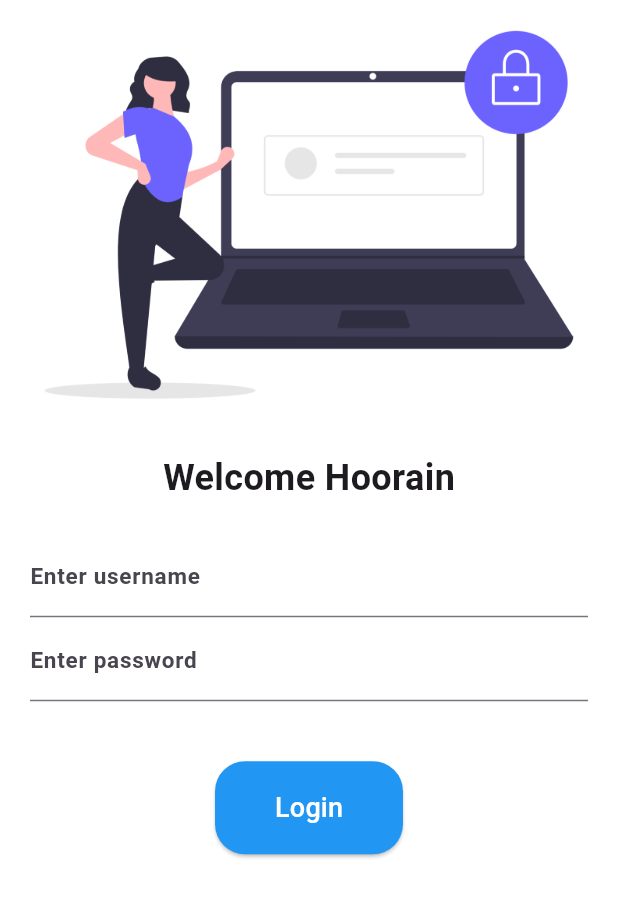
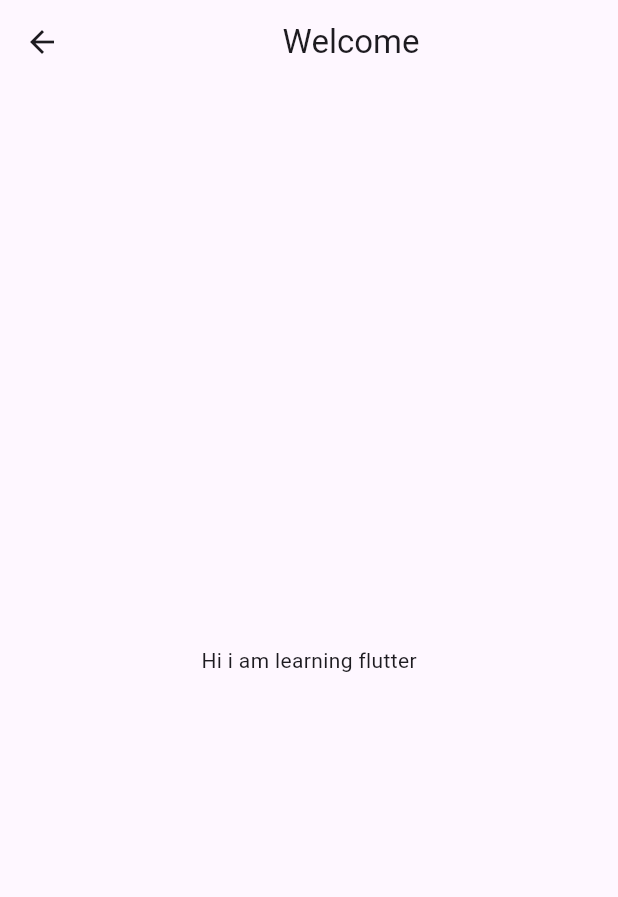
Before and after one commit to waqar-ahmeddev/flutter_simple_ui_practice, a Flutter app: the screen it shows after launch, after a tap on "Login", on a phone screen of 412 x 824 dp. Shown: the top 897 px of the screen. Run offline on Flutter 3.47's test engine with Material 3 defaults, Android fonts, the phone set to English and light mode, and no system bars.

Commit message:
feat: implement scrollable login screen with navigation to next screen
- Added SingleChildScrollView to make login form scrollable
- Created SplashScreen with username/password fields
- Added navigation to Screen on login button press
- Enabled native back button behavior to return to login screen
- Simple Home/Screen page with welcome text

```diff
--- /dev/null
+++ b/lib/screen.dart
@@ -0,0 +1,22 @@
+import'package:flutter/material.dart';
+class Screen extends StatefulWidget {
+  const Screen({super.key});
+
+  @override
+  State<Screen> createState() => _ScreenState();
+}
+class _ScreenState extends State<Screen> {
+  @override
+  Widget build(BuildContext context) {
+    return Scaffold(
+          appBar: AppBar(title: Center(child: Text('Welcome')),),
+          body: Column(
+            mainAxisAlignment: MainAxisAlignment.center,
+            crossAxisAlignment: CrossAxisAlignment.center,
+            children: [
+              Center(child: Text('Hi i am learning flutter')),
+            ],
+          ),
+    );
+  }
+}
--- a/lib/splash_screen.dart
+++ b/lib/splash_screen.dart
@@ -1,4 +1,5 @@
 import'package:flutter/material.dart';
+import 'screen.dart';
 class SplashScreen extends StatefulWidget {
    const SplashScreen({super.key});
 
@@ -39,23 +40,12 @@ class _SplashScreenState extends State<SplashScreen> {
             ),
           ),
           SizedBox(height: 20),
-        ElevatedButton(
-  onPressed: () {
-    print('Hello world');
-  },
-  style: ElevatedButton.styleFrom(
-    padding: EdgeInsets.symmetric(
-      horizontal: 40, // width control
-      vertical: 18,),   // height control
-    backgroundColor: Colors.blue, // button ka color
-    foregroundColor: Colors.white, // text ka color
-     shape: RoundedRectangleBorder(
-    borderRadius: BorderRadius.circular(20), // rounded corners
-  ),
-  ),
-  child: Text('Login', style: TextStyle(fontSize: 18),),
-)
-
+  ElevatedButton(
+    onPressed: (){
+      Navigator.push(context, MaterialPageRoute(builder: (context) => Screen())); },
+      style: ElevatedButton.styleFrom( fixedSize: Size(200, 60), backgroundColor: Colors.purple,foregroundColor: Colors.white
+), child: Text('Login', style: TextStyle(fontSize: 19),),
+  )
 
 
         ]
```
